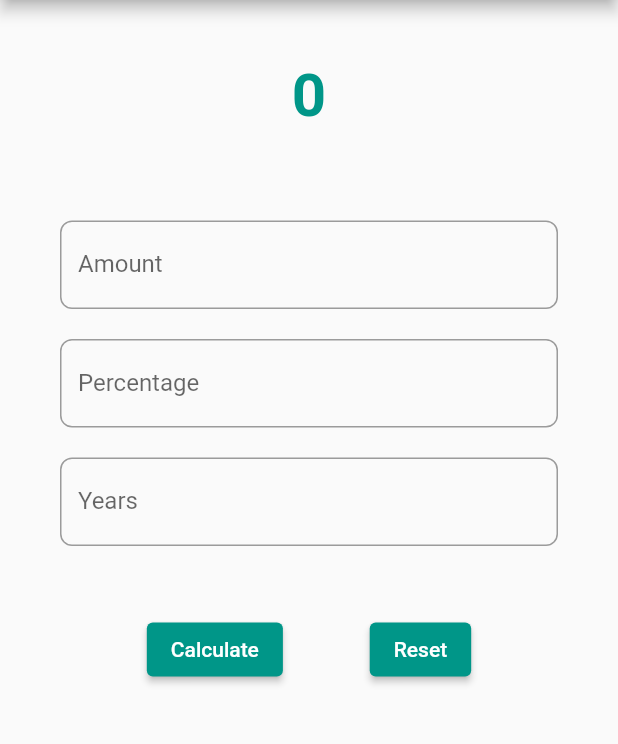
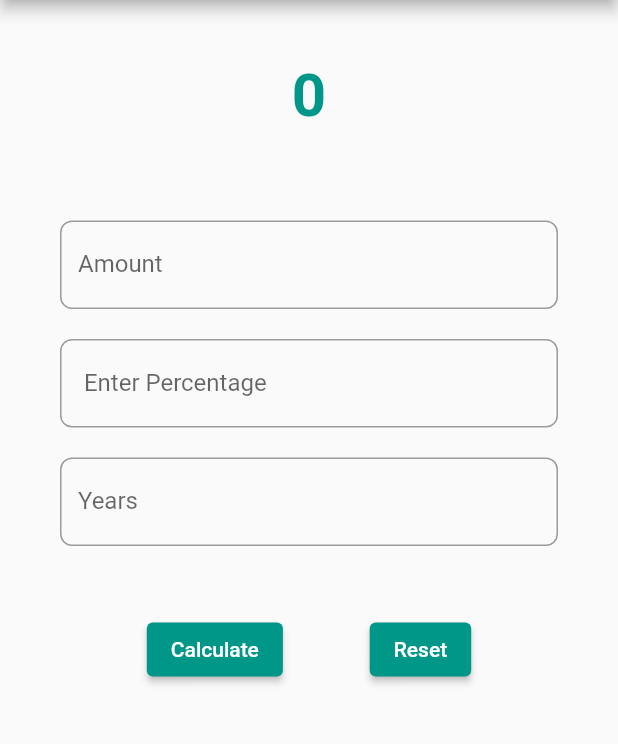
Before and after one commit to AtomicRahul/calculator_app, a Flutter app: the screen it shows after launch, on a phone screen of 412 x 824 dp, the part 84-828 px from its top. Run offline on Flutter 3.47's test engine with Material 2 defaults, Android fonts, the phone set to English and light mode, and no system bars.

Commit message:
first commit

```diff
--- a/lib/home_page.dart
+++ b/lib/home_page.dart
@@ -71,7 +71,7 @@ class _HomepageState extends State<Homepage> {
                 keyboardType: TextInputType.number,
                 decoration: InputDecoration(
                     hintText: "Enter Your percentage",
-                    labelText: "Percentage",
+                    labelText: " Enter Percentage",
                     border: OutlineInputBorder(
                         borderRadius: BorderRadius.circular(8))),
                 controller: t2,
```
